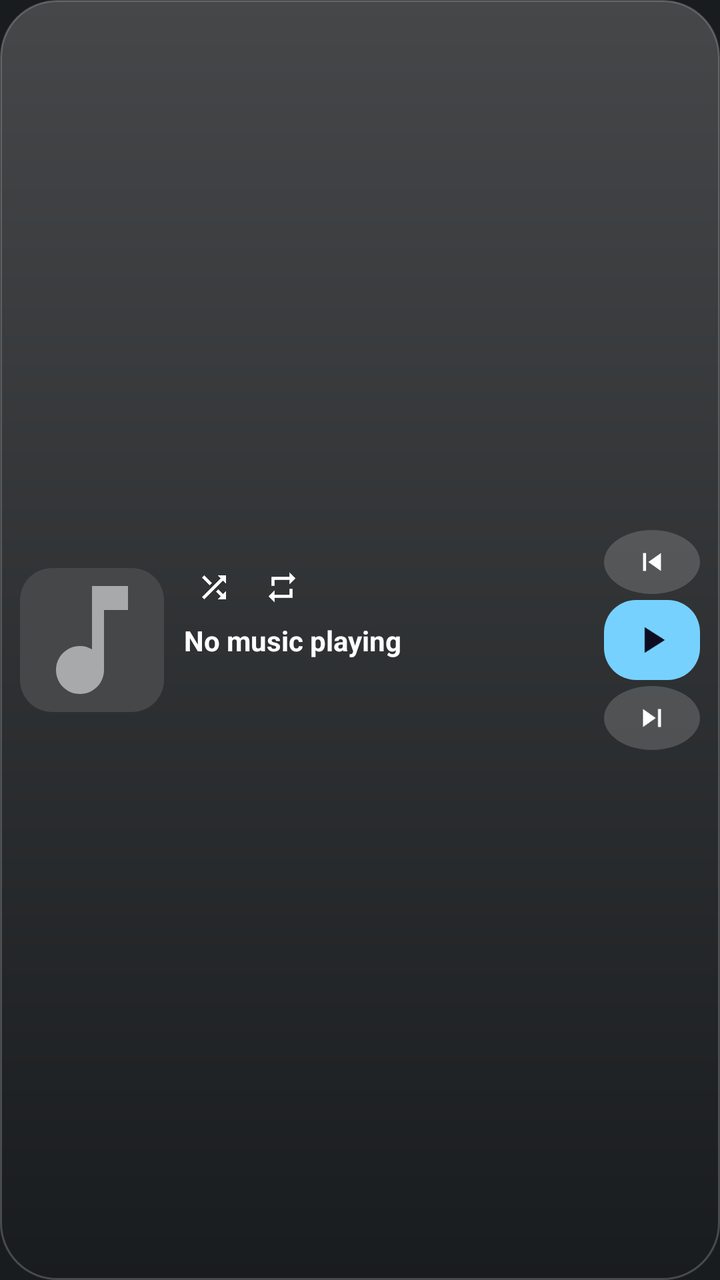
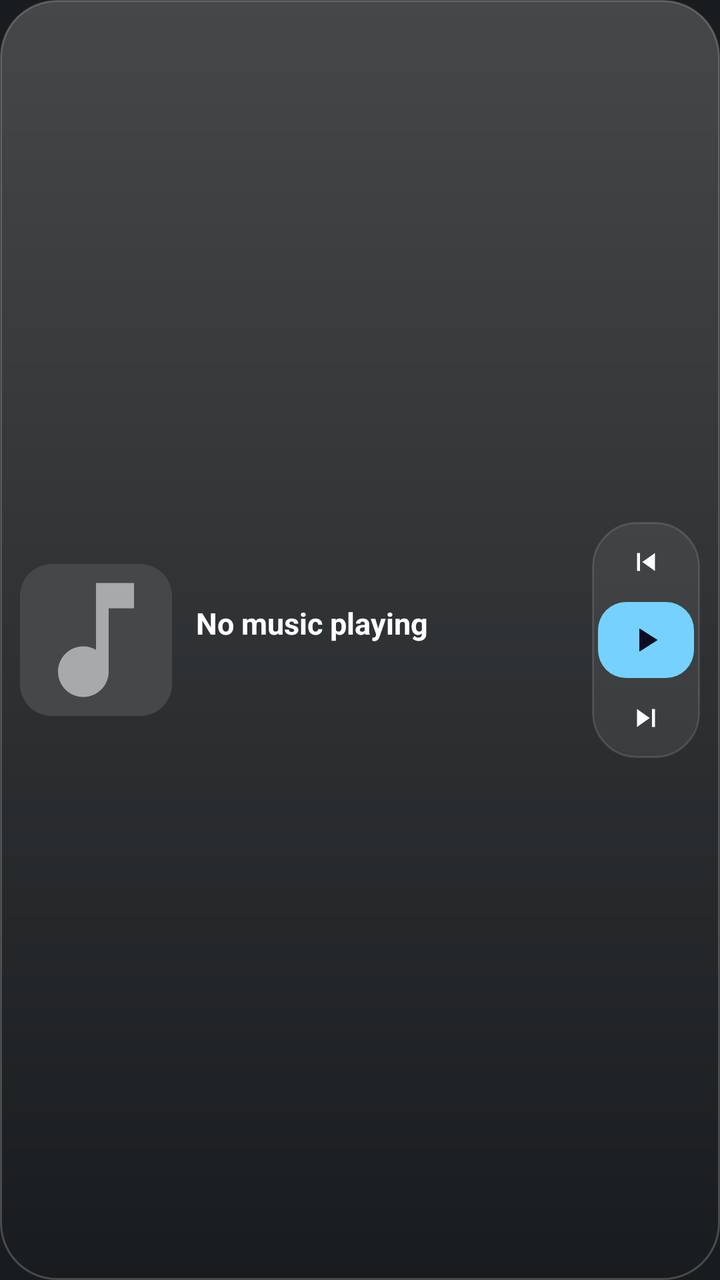

Two renders of the same Android screen: before a commit and after it. Below are the layout's source before the change and the commit's diff.
<!-- AndroidManifest.xml: application theme android:Theme.DeviceDefault -->
<!-- res/layout/widget_music.xml -->
<?xml version="1.0" encoding="utf-8"?>
<LinearLayout xmlns:android="http://schemas.android.com/apk/res/android"
    android:id="@+id/widgetRoot"
    android:layout_width="match_parent"
    android:layout_height="match_parent"
    android:background="@drawable/widget_bg"
    android:orientation="horizontal"
    android:padding="10dp"
    android:gravity="center_vertical">

    
    <ImageView
        android:id="@+id/albumArt"
        android:layout_width="72dp"
        android:layout_height="72dp"
        android:scaleType="centerCrop"
        android:background="@drawable/album_art_bg"
        android:src="@drawable/ic_music_note"/>

    
    <LinearLayout
        android:layout_width="0dp"
        android:layout_height="wrap_content"
        android:layout_weight="1"
        android:layout_marginStart="10dp"
        android:layout_marginEnd="6dp"
        android:orientation="vertical"
        android:gravity="center_vertical">

        <LinearLayout
            android:layout_width="wrap_content"
            android:layout_height="wrap_content"
            android:orientation="horizontal"
            android:gravity="center_vertical">

            <ImageView
                android:id="@+id/btnShuffle"
                android:layout_width="30dp"
                android:layout_height="30dp"
                android:src="@drawable/ic_shuffle"
                android:scaleType="centerInside"
                android:padding="6dp"/>

            <ImageView
                android:id="@+id/btnRepeat"
                android:layout_width="30dp"
                android:layout_height="30dp"
                android:layout_marginStart="4dp"
                android:src="@drawable/ic_repeat"
                android:scaleType="centerInside"
                android:padding="6dp"/>

        </LinearLayout>

        <TextView
            android:id="@+id/songTitle"
            android:layout_width="match_parent"
            android:layout_height="wrap_content"
            android:layout_marginTop="2dp"
            android:text="No music playing"
            android:textColor="#FFFFFFFF"
            android:textSize="14sp"
            android:textStyle="bold"
            android:maxLines="1"
            android:ellipsize="end"/>

        <TextView
            android:id="@+id/artistName"
            android:layout_width="match_parent"
            android:layout_height="wrap_content"
            android:text=""
            android:textColor="#B3FFFFFF"
            android:textSize="11sp"
            android:maxLines="1"
            android:ellipsize="end"/>

        <ImageView
            android:id="@+id/songProgress"
            android:layout_width="match_parent"
            android:layout_height="12dp"
            android:layout_marginTop="5dp"
            android:scaleType="fitXY"
            android:contentDescription="Progreso"/>

    </LinearLayout>

    
    <LinearLayout
        android:layout_width="48dp"
        android:layout_height="wrap_content"
        android:orientation="vertical"
        android:gravity="center">

        <ImageView
            android:id="@+id/btnPrev"
            android:layout_width="48dp"
            android:layout_height="32dp"
            android:src="@drawable/ic_skip_previous"
            android:background="@drawable/btn_round_bg"
            android:scaleType="centerInside"
            android:padding="7dp"/>

        <ImageView
            android:id="@+id/btnPlayPause"
            android:layout_width="48dp"
            android:layout_height="40dp"
            android:layout_marginTop="3dp"
            android:src="@drawable/ic_play"
            android:background="@drawable/play_btn_bg"
            android:scaleType="centerInside"
            android:padding="9dp"/>

        <ImageView
            android:id="@+id/btnNext"
            android:layout_width="48dp"
            android:layout_height="32dp"
            android:layout_marginTop="3dp"
            android:src="@drawable/ic_skip_next"
            android:background="@drawable/btn_round_bg"
            android:scaleType="centerInside"
            android:padding="7dp"/>

    </LinearLayout>

</LinearLayout>
<!-- resources referenced by this layout -->
<resources>
  <!-- drawable album_art_bg (drawable) -->
  <?xml version="1.0" encoding="utf-8"?>
  <shape xmlns:android="http://schemas.android.com/apk/res/android">
      <solid android:color="#33FFFFFF"/>
      <corners android:radius="16dp"/>
  </shape>
  <!-- drawable btn_round_bg (drawable) -->
  <?xml version="1.0" encoding="utf-8"?>
  <shape xmlns:android="http://schemas.android.com/apk/res/android"
      android:shape="oval">
      <solid android:color="#18FFFFFF"/>
  </shape>
  <!-- drawable ic_music_note (drawable) -->
  <vector xmlns:android="http://schemas.android.com/apk/res/android"
      android:width="24dp" android:height="24dp"
      android:viewportWidth="24" android:viewportHeight="24">
      <path android:fillColor="#88FFFFFF"
          android:pathData="M12,3v10.55c-0.59,-0.34 -1.27,-0.55 -2,-0.55 -2.21,0 -4,1.79 -4,4s1.79,4 4,4 4,-1.79 4,-4V7h4V3h-6z"/>
  </vector>
  <!-- drawable ic_play (drawable) -->
  <vector xmlns:android="http://schemas.android.com/apk/res/android"
      android:width="24dp" android:height="24dp"
      android:viewportWidth="24" android:viewportHeight="24">
      <path android:fillColor="#FF0D0D22"
          android:pathData="M8,5v14l11,-7z"/>
  </vector>
  <!-- drawable ic_repeat (drawable) -->
  <vector xmlns:android="http://schemas.android.com/apk/res/android"
      android:width="24dp"
      android:height="24dp"
      android:viewportWidth="24"
      android:viewportHeight="24">
      <path
          android:fillColor="#FFFFFFFF"
          android:pathData="M7,7h10v3l4,-4 -4,-4v3H5v6h2V7zM17,17H7v-3l-4,4 4,4v-3h12v-6h-2v4z"/>
  </vector>
  <!-- drawable ic_shuffle (drawable) -->
  <vector xmlns:android="http://schemas.android.com/apk/res/android"
      android:width="24dp"
      android:height="24dp"
      android:viewportWidth="24"
      android:viewportHeight="24">
      <path
          android:fillColor="#FFFFFFFF"
          android:pathData="M10.59,9.17L5.41,4 4,5.41l5.17,5.17 1.42,-1.41zM14.5,4l2.04,2.04L4,18.59 5.41,20 17.96,7.46 20,9.5V4h-5.5zM14.83,13.41l-1.41,1.41 3.13,3.13L14.5,20H20v-5.5l-2.04,2.04 -3.13,-3.13z"/>
  </vector>
  <!-- drawable ic_skip_next (drawable) -->
  <vector xmlns:android="http://schemas.android.com/apk/res/android"
      android:width="24dp" android:height="24dp"
      android:viewportWidth="24" android:viewportHeight="24">
      <path android:fillColor="#FFFFFFFF"
          android:pathData="M6,18l8.5,-6L6,6v12zM16,6v12h2V6h-2z"/>
  </vector>
  <!-- drawable ic_skip_previous (drawable) -->
  <vector xmlns:android="http://schemas.android.com/apk/res/android"
      android:width="24dp" android:height="24dp"
      android:viewportWidth="24" android:viewportHeight="24">
      <path android:fillColor="#FFFFFFFF"
          android:pathData="M6,6h2v12H6zM9.5,12l8.5,6V6z"/>
  </vector>
  <!-- drawable play_btn_bg (drawable) -->
  <?xml version="1.0" encoding="utf-8"?>
  <shape xmlns:android="http://schemas.android.com/apk/res/android">
      <solid android:color="#FFFFFFFF"/>
      <corners android:radius="16dp"/>
  </shape>
  <!-- drawable widget_bg (drawable) -->
  <?xml version="1.0" encoding="utf-8"?>
  <shape xmlns:android="http://schemas.android.com/apk/res/android">
      <solid android:color="#E61A1B1F"/>
      <corners android:radius="28dp"/>
      <stroke
          android:width="1dp"
          android:color="#26FFFFFF"/>
  </shape>
</resources>

<!-- the commit's change to res/layout/widget_music.xml (unified diff, before → after) -->
@@ -11,8 +11,8 @@
     
     <ImageView
         android:id="@+id/albumArt"
-        android:layout_width="72dp"
-        android:layout_height="72dp"
+        android:layout_width="76dp"
+        android:layout_height="76dp"
         android:scaleType="centerCrop"
         android:background="@drawable/album_art_bg"
         android:src="@drawable/ic_music_note"/>
@@ -22,44 +22,18 @@
         android:layout_width="0dp"
         android:layout_height="wrap_content"
         android:layout_weight="1"
-        android:layout_marginStart="10dp"
-        android:layout_marginEnd="6dp"
+        android:layout_marginStart="12dp"
+        android:layout_marginEnd="8dp"
         android:orientation="vertical"
         android:gravity="center_vertical">
-
-        <LinearLayout
-            android:layout_width="wrap_content"
-            android:layout_height="wrap_content"
-            android:orientation="horizontal"
-            android:gravity="center_vertical">
-
-            <ImageView
-                android:id="@+id/btnShuffle"
-                android:layout_width="30dp"
-                android:layout_height="30dp"
-                android:src="@drawable/ic_shuffle"
-                android:scaleType="centerInside"
-                android:padding="6dp"/>
-
-            <ImageView
-                android:id="@+id/btnRepeat"
-                android:layout_width="30dp"
-                android:layout_height="30dp"
-                android:layout_marginStart="4dp"
-                android:src="@drawable/ic_repeat"
-                android:scaleType="centerInside"
-                android:padding="6dp"/>
-
-        </LinearLayout>
 
         <TextView
             android:id="@+id/songTitle"
             android:layout_width="match_parent"
             android:layout_height="wrap_content"
-            android:layout_marginTop="2dp"
             android:text="No music playing"
             android:textColor="#FFFFFFFF"
-            android:textSize="14sp"
+            android:textSize="15sp"
             android:textStyle="bold"
             android:maxLines="1"
             android:ellipsize="end"/>
@@ -68,58 +42,65 @@
             android:id="@+id/artistName"
             android:layout_width="match_parent"
             android:layout_height="wrap_content"
+            android:layout_marginTop="2dp"
             android:text=""
             android:textColor="#B3FFFFFF"
             android:textSize="11sp"
             android:maxLines="1"
             android:ellipsize="end"/>
 
-        <ImageView
-            android:id="@+id/songProgress"
-            android:layout_width="match_parent"
-            android:layout_height="12dp"
-            android:layout_marginTop="5dp"
-            android:scaleType="fitXY"
-            android:contentDescription="Progreso"/>
-
     </LinearLayout>
 
     
     <LinearLayout
-        android:layout_width="48dp"
+        android:layout_width="54dp"
         android:layout_height="wrap_content"
+        android:background="@drawable/dock_bg"
         android:orientation="vertical"
+        android:padding="3dp"
         android:gravity="center">
 
         <ImageView
             android:id="@+id/btnPrev"
             android:layout_width="48dp"
-            android:layout_height="32dp"
+            android:layout_height="34dp"
             android:src="@drawable/ic_skip_previous"
-            android:background="@drawable/btn_round_bg"
+            android:background="@drawable/ripple_cell"
             android:scaleType="centerInside"
-            android:padding="7dp"/>
+            android:padding="8dp"/>
 
         <ImageView
             android:id="@+id/btnPlayPause"
             android:layout_width="48dp"
-            android:layout_height="40dp"
+            android:layout_height="38dp"
             android:layout_marginTop="3dp"
             android:src="@drawable/ic_play"
-            android:background="@drawable/play_btn_bg"
+            android:background="@drawable/play_pill"
             android:scaleType="centerInside"
             android:padding="9dp"/>
 
         <ImageView
             android:id="@+id/btnNext"
             android:layout_width="48dp"
-            android:layout_height="32dp"
+            android:layout_height="34dp"
             android:layout_marginTop="3dp"
             android:src="@drawable/ic_skip_next"
-            android:background="@drawable/btn_round_bg"
+            android:background="@drawable/ripple_cell"
             android:scaleType="centerInside"
-            android:padding="7dp"/>
+            android:padding="8dp"/>
 
     </LinearLayout>
 
+    
+    <ImageView
+        android:id="@+id/btnShuffle"
+        android:layout_width="0dp"
+        android:layout_height="0dp"
+        android:visibility="gone"/>
+    <ImageView
+        android:id="@+id/btnRepeat"
+        android:layout_width="0dp"
+        android:layout_height="0dp"
+        android:visibility="gone"/>
+
 </LinearLayout>
<!-- resource entries referenced after the edit -->
@@ -6,11 +6,14 @@
       <solid android:color="#33FFFFFF"/>
       <corners android:radius="16dp"/>
   </shape>
-  <!-- drawable btn_round_bg (drawable) -->
+  <!-- drawable dock_bg (drawable) -->
   <?xml version="1.0" encoding="utf-8"?>
-  <shape xmlns:android="http://schemas.android.com/apk/res/android"
-      android:shape="oval">
-      <solid android:color="#18FFFFFF"/>
+  <shape xmlns:android="http://schemas.android.com/apk/res/android">
+      <solid android:color="#12FFFFFF"/>
+      <corners android:radius="22dp"/>
+      <stroke
+          android:width="1dp"
+          android:color="#1FFFFFFF"/>
   </shape>
   <!-- drawable ic_music_note (drawable) -->
   <vector xmlns:android="http://schemas.android.com/apk/res/android"
@@ -26,26 +29,6 @@
       <path android:fillColor="#FF0D0D22"
           android:pathData="M8,5v14l11,-7z"/>
   </vector>
-  <!-- drawable ic_repeat (drawable) -->
-  <vector xmlns:android="http://schemas.android.com/apk/res/android"
-      android:width="24dp"
-      android:height="24dp"
-      android:viewportWidth="24"
-      android:viewportHeight="24">
-      <path
-          android:fillColor="#FFFFFFFF"
-          android:pathData="M7,7h10v3l4,-4 -4,-4v3H5v6h2V7zM17,17H7v-3l-4,4 4,4v-3h12v-6h-2v4z"/>
-  </vector>
-  <!-- drawable ic_shuffle (drawable) -->
-  <vector xmlns:android="http://schemas.android.com/apk/res/android"
-      android:width="24dp"
-      android:height="24dp"
-      android:viewportWidth="24"
-      android:viewportHeight="24">
-      <path
-          android:fillColor="#FFFFFFFF"
-          android:pathData="M10.59,9.17L5.41,4 4,5.41l5.17,5.17 1.42,-1.41zM14.5,4l2.04,2.04L4,18.59 5.41,20 17.96,7.46 20,9.5V4h-5.5zM14.83,13.41l-1.41,1.41 3.13,3.13L14.5,20H20v-5.5l-2.04,2.04 -3.13,-3.13z"/>
-  </vector>
   <!-- drawable ic_skip_next (drawable) -->
   <vector xmlns:android="http://schemas.android.com/apk/res/android"
       android:width="24dp" android:height="24dp"
@@ -60,12 +43,34 @@
       <path android:fillColor="#FFFFFFFF"
           android:pathData="M6,6h2v12H6zM9.5,12l8.5,6V6z"/>
   </vector>
-  <!-- drawable play_btn_bg (drawable) -->
+  <!-- drawable play_pill (drawable) -->
   <?xml version="1.0" encoding="utf-8"?>
-  <shape xmlns:android="http://schemas.android.com/apk/res/android">
-      <solid android:color="#FFFFFFFF"/>
-      <corners android:radius="16dp"/>
-  </shape>
+  <ripple xmlns:android="http://schemas.android.com/apk/res/android"
+      android:color="#33000000">
+      <item android:id="@android:id/mask">
+          <shape android:shape="rectangle">
+              <solid android:color="#FFFFFFFF"/>
+              <corners android:radius="14dp"/>
+          </shape>
+      </item>
+      <item>
+          <shape android:shape="rectangle">
+              <solid android:color="#FFFFFFFF"/>
+              <corners android:radius="14dp"/>
+          </shape>
+      </item>
+  </ripple>
+  <!-- drawable ripple_cell (drawable) -->
+  <?xml version="1.0" encoding="utf-8"?>
+  <ripple xmlns:android="http://schemas.android.com/apk/res/android"
+      android:color="#33FFFFFF">
+      <item android:id="@android:id/mask">
+          <shape android:shape="rectangle">
+              <solid android:color="#FFFFFFFF"/>
+              <corners android:radius="14dp"/>
+          </shape>
+      </item>
+  </ripple>
   <!-- drawable widget_bg (drawable) -->
   <?xml version="1.0" encoding="utf-8"?>
   <shape xmlns:android="http://schemas.android.com/apk/res/android">
